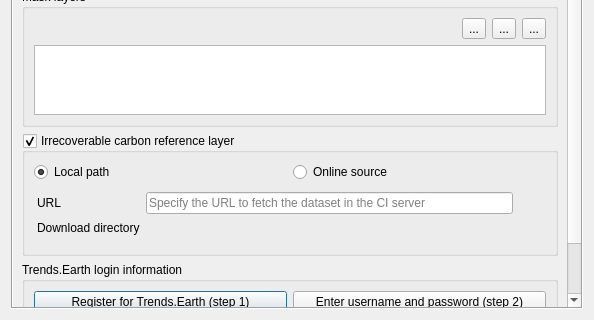
First picture: the form in src/cplus_plugin/ui/cplus_settings.ui, repository ConservationInternational/cplus-plugin, before the edit; both pictures show x 0 to 594 and y 434 to 754 of the 594 by 754 pixel window.
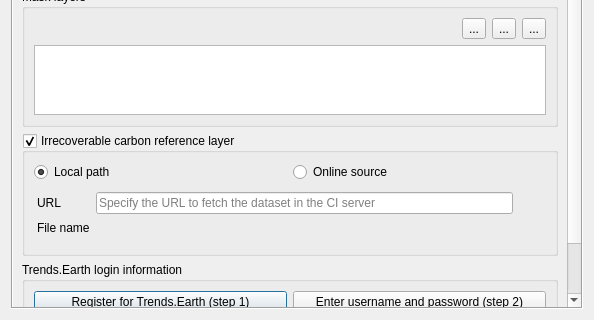
Second picture: the form after the edit. Custom widgets are drawn as their Qt base class.

Commit message: Incorporate validity checks for IC dataset.

Diff of the .ui file:
```diff
--- a/src/cplus_plugin/ui/cplus_settings.ui
+++ b/src/cplus_plugin/ui/cplus_settings.ui
@@ -430,7 +430,7 @@
               <item row="1" column="0">
                <widget class="QLabel" name="label_2">
                 <property name="text">
-                 <string>Download directory</string>
+                 <string>File name</string>
                 </property>
                </widget>
               </item>
```
Left out of the diff: 4 changed lines with no effect on the pictures. The commit also changes 1 other file.
